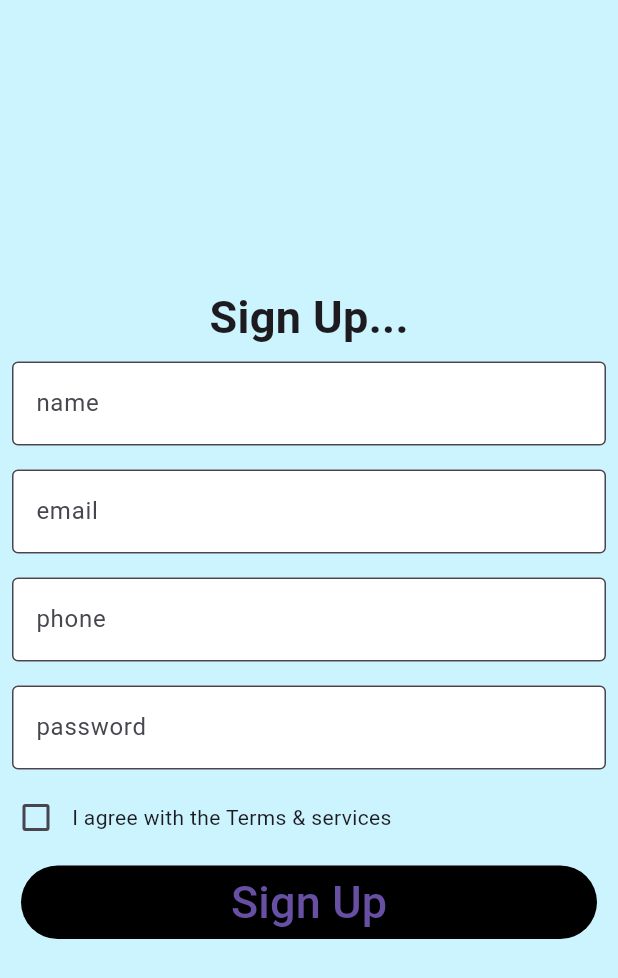
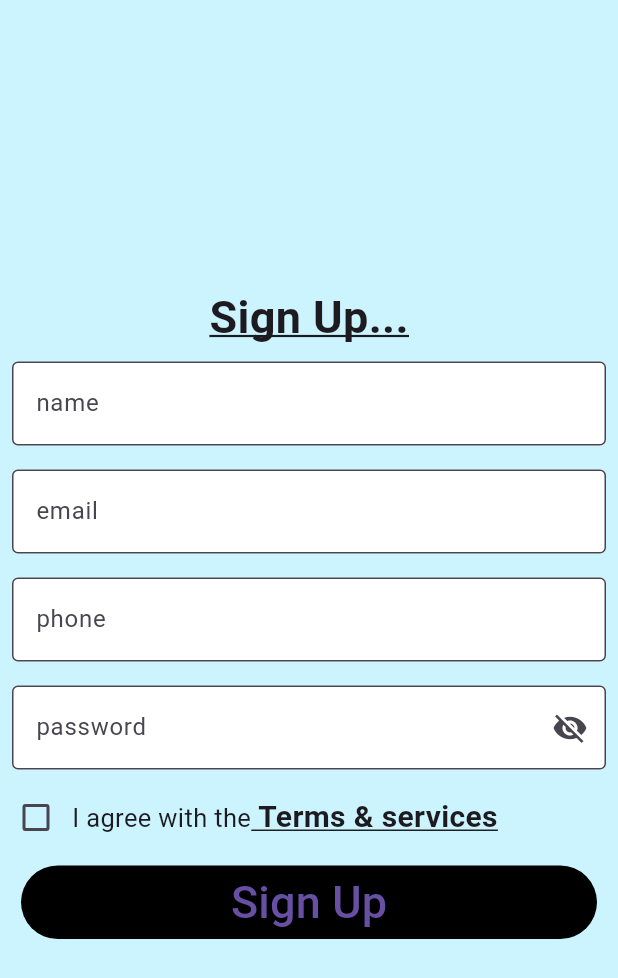
Before and after one commit to AbdelrahmanSobhy20/Statemangment_week17, a Flutter app: the screen it shows after launch, on a phone screen of 412 x 824 dp. Shown: the top 978 px of the screen. Run offline on Flutter 3.47's test engine with Material 3 defaults, Android fonts, the phone set to English and light mode, and no system bars.

Commit message:
second commit

```diff
--- a/lib/main.dart
+++ b/lib/main.dart
@@ -7,6 +7,7 @@ TextEditingController name = TextEditingController();
 TextEditingController email = TextEditingController();
 TextEditingController phone = TextEditingController();
 TextEditingController password = TextEditingController();
+bool checkpass = false;
 
 void main() {
   runApp(const MyApp());
@@ -14,9 +15,6 @@ void main() {
 
 class MyApp extends StatelessWidget {
   const MyApp({super.key});
-
-
-
   @override
   Widget build(BuildContext context) {
     return ChangeNotifierProvider<Data>(
@@ -34,7 +32,7 @@ class MyHomePage extends StatelessWidget {
 
   @override
   Widget build(BuildContext context) {
-    bool val = false;
+    return Consumer(builder: (context , Data data , child){
       return SafeArea(
         child: Scaffold(
           backgroundColor: const Color(0xffCBF4FF),
@@ -46,6 +44,7 @@ class MyHomePage extends StatelessWidget {
                 const Text(
                 "Sign Up...",
                 style: TextStyle(
+                  decoration: TextDecoration.underline,
                   fontSize: 30,
                   fontWeight: FontWeight.bold,
                 ),
@@ -53,15 +52,29 @@ class MyHomePage extends StatelessWidget {
               field(context, name , "name"),
               field(context, email, "email"),
               field(context, phone, "phone"),
-                field(context, password , "password"),
+              fieldpass(context, password , "password", IconButton(onPressed: () {
+                checkpass =! checkpass;
+                data.viewPassword(checkpass);
+              }, icon: data.passicon)),
               Row(
                 children: [
-                    Checkbox(value: val, onChanged: (val) {}),
-                    const Text("I agree with the Terms & services")
+                  Checkbox(value: data.value, onChanged: (value) {
+                    data.check();
+                  }),
+                   const Text.rich(TextSpan(
+                       text:"I agree with the",
+                       style: TextStyle(
+                         fontSize: 17
+                       ),
+                       children:[TextSpan(text:" Terms & services" , style: TextStyle(
+                         fontSize: 20,
+                         decoration: TextDecoration.underline,
+                         fontWeight: FontWeight.bold,
+                       ))]
+                       ))
                 ],
               ),
-                Consumer(builder: (BuildContext context, Data data, Widget? child) {
-                  return Container(
+              Container(
               width: 400,
               height: 65,
               padding: const EdgeInsets.all(8.0),
@@ -79,13 +92,13 @@ class MyHomePage extends StatelessWidget {
                     "Sign Up",
                     style: TextStyle(fontSize: 30),
                   )),
-                  );
-                }),
+            ),
             ],
           ),
         ),
       ),
-      ),
+      )
+      );}
     );
   }
 }
@@ -103,3 +116,18 @@ Widget field (BuildContext context, TextEditingController controller , String hi
     ),
   );
 }
+
+Widget fieldpass (BuildContext context, TextEditingController controller , String hint , IconButton viewpass) {
+  return Padding(
+    padding: const EdgeInsets.all(8.0),
+    child: TextField(
+      controller: controller,
+      decoration: InputDecoration(
+          suffixIcon: viewpass,
+          filled: true,
+          fillColor: Colors.white,
+          border: const OutlineInputBorder(),
+          hintText: hint ),
+    ),
+  );
+}
--- a/lib/second_page.dart
+++ b/lib/second_page.dart
@@ -26,7 +26,7 @@ class SecondPage extends StatelessWidget {
               Stack(
                 alignment: Alignment.topRight,
                 children: [
-                Text("${data.quantity}", style: TextStyle(fontSize: 20),),
+                Text("${data.quantity}", style: const TextStyle(fontSize: 20),),
                 IconButton(
                     onPressed: () {}, icon: const Icon(Icons.shopping_cart)),
 
```
Also changed, not shown: lib/provider.dart (+24 -6 lines). Lines whose indentation alone changed are shown as unchanged.
